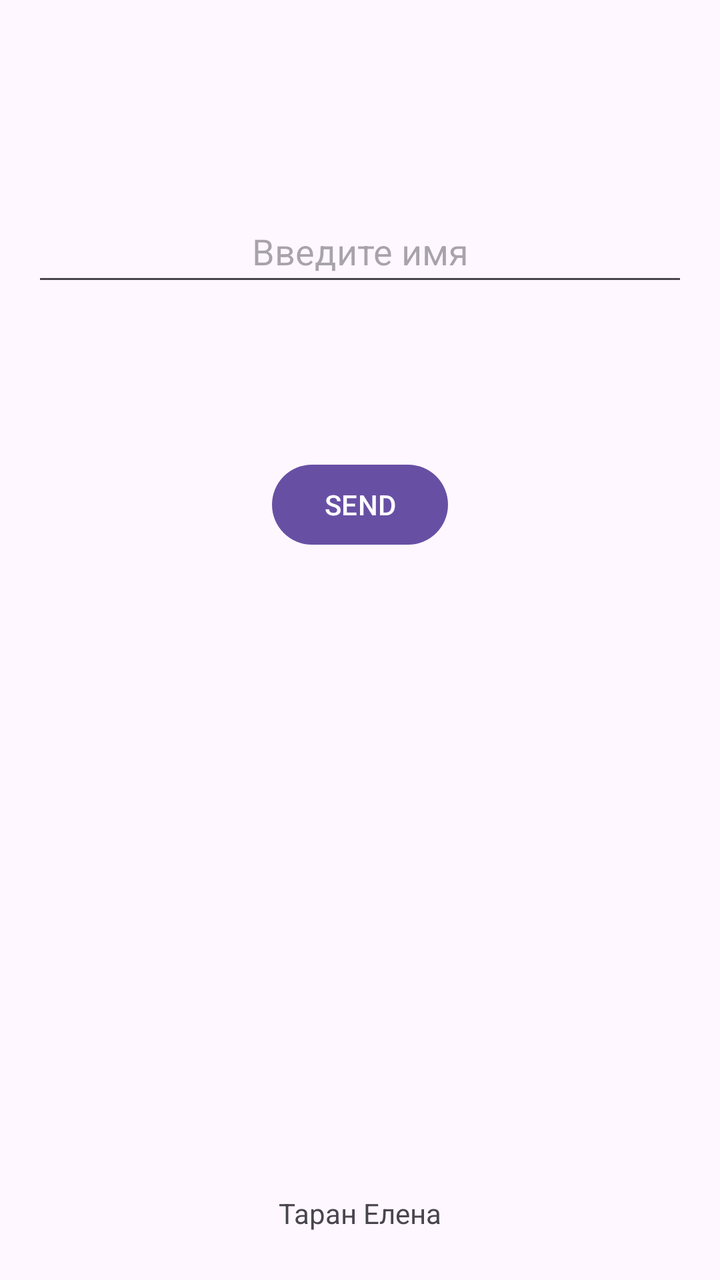
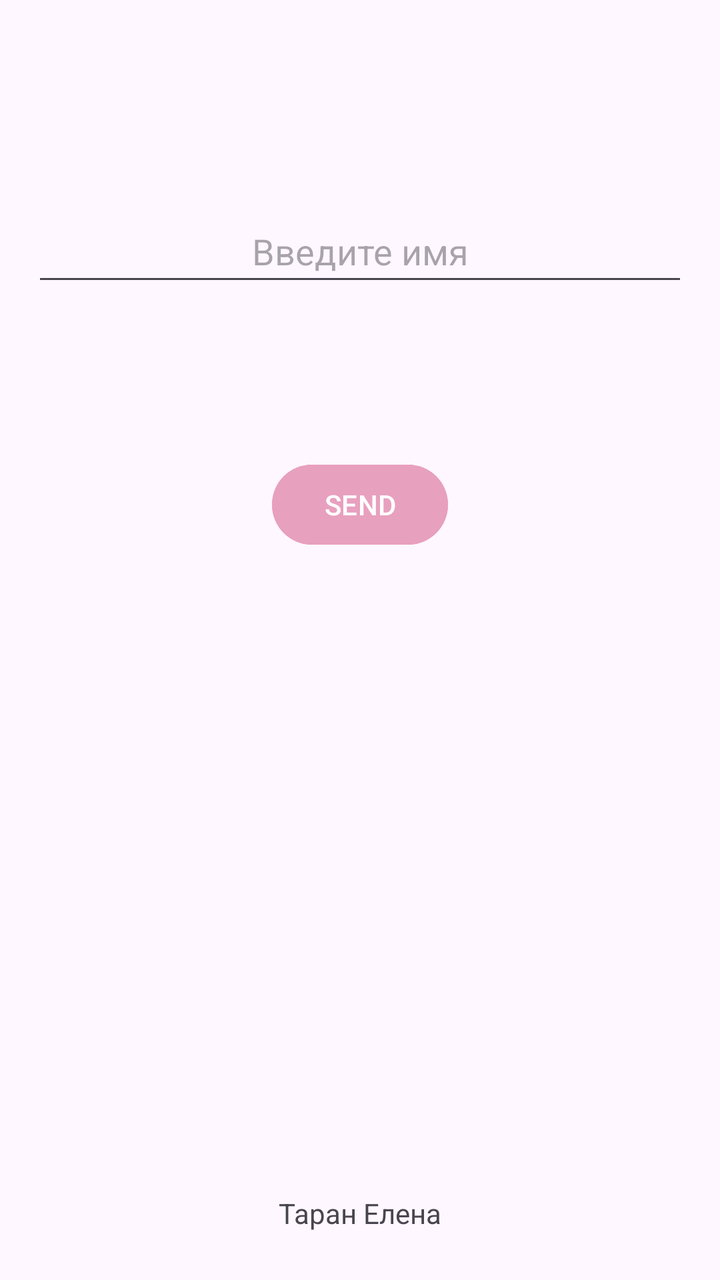

Before-and-after screenshots of an Android layout around one commit, followed by the original layout XML and the change that was made.
<!-- AndroidManifest.xml: application theme Theme.Laba2 -->
<!-- res/layout/activity_main.xml -->
<?xml version="1.0" encoding="utf-8"?>
<androidx.constraintlayout.widget.ConstraintLayout
    xmlns:android="http://schemas.android.com/apk/res/android"
    xmlns:app="http://schemas.android.com/apk/res-auto"
    android:layout_width="match_parent"
    android:layout_height="match_parent"
    android:paddingStart="16dp"
    android:paddingEnd="16dp">

    <EditText
        android:id="@+id/editTextText"
        android:layout_width="0dp"
        android:layout_height="48dp"
        android:hint="@string/hint_editText"
        android:gravity="center"
        android:inputType="textPersonName"
        android:autofillHints="name"
        android:layout_marginTop="100dp"
        app:layout_constraintTop_toTopOf="parent"
        app:layout_constraintStart_toStartOf="parent"
        app:layout_constraintEnd_toEndOf="parent" />

    <TextView
        android:id="@+id/textView"
        android:layout_width="wrap_content"
        android:layout_height="wrap_content"
        android:textSize="24sp"
        android:textColor="#41295D"
        android:layout_marginTop="24dp"
        app:layout_constraintTop_toBottomOf="@id/editTextText"
        app:layout_constraintStart_toStartOf="parent"
        app:layout_constraintEnd_toEndOf="parent" />

    <Button
        android:id="@+id/button"
        android:layout_width="wrap_content"
        android:layout_height="wrap_content"
        android:text="@string/send_button"
        android:layout_marginTop="24dp"
        app:layout_constraintTop_toBottomOf="@id/textView"
        app:layout_constraintStart_toStartOf="parent"
        app:layout_constraintEnd_toEndOf="parent" />

    <TextView
        android:id="@+id/textViewFIO"
        android:layout_width="wrap_content"
        android:layout_height="wrap_content"
        android:text="@string/fio_text"
        android:layout_marginBottom="24dp"
        app:layout_constraintBottom_toBottomOf="parent"
        app:layout_constraintStart_toStartOf="parent"
        app:layout_constraintEnd_toEndOf="parent" />

</androidx.constraintlayout.widget.ConstraintLayout>
<!-- resources referenced by this layout -->
<resources>
  <string name="fio_text">Таран Елена </string>
  <string name="hint_editText">Введите имя</string>
  <string name="send_button">SEND</string>
  <style name="Theme.Laba2" parent="Base.Theme.Laba2" />
  <style name="Base.Theme.Laba2" parent="Theme.Material3.DayNight.NoActionBar">
          
          
      </style>
</resources>

<!-- the commit's change to res/layout/activity_main.xml (unified diff, before → after) -->
@@ -39,6 +39,7 @@
         android:layout_marginTop="24dp"
         app:layout_constraintTop_toBottomOf="@id/textView"
         app:layout_constraintStart_toStartOf="parent"
+        android:backgroundTint="#E8A0BF"
         app:layout_constraintEnd_toEndOf="parent" />
 
     <TextView
